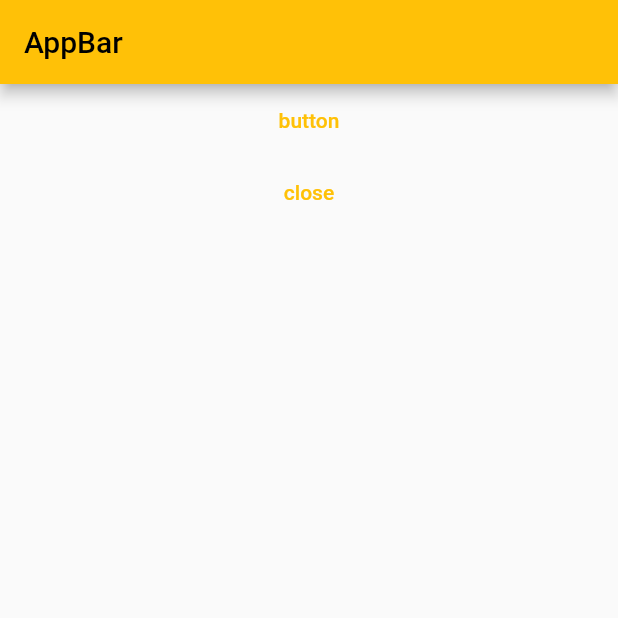
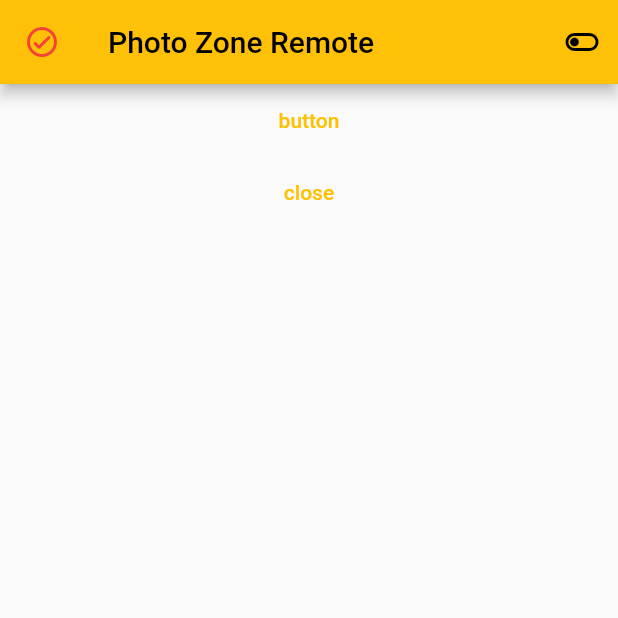
Before and after one commit to DrMelon99/photo_zone_system, a Flutter app: the screen it shows after launch, after a tap on "button", on a phone screen of 412 x 824 dp, the top half of it. Run offline on Flutter 3.47's test engine with Material 2 defaults, Android fonts, the light colour scheme and no system bars.

Commit message:
:sparkles: Update: Server Connect/Disconnect

```diff
--- a/lib/home.dart
+++ b/lib/home.dart
@@ -6,6 +6,7 @@ import 'package:flutter/src/widgets/framework.dart';
 import 'dart:io';
 
 var socket;
+bool connect_state = false;
 
 class Home extends StatefulWidget {
   const Home({Key? key}) : super(key: key);
@@ -18,29 +19,48 @@ class _HomeState extends State<Home> {
   @override
   Widget build(BuildContext context) {
     return Scaffold(
-      appBar: AppBar(title: Text("AppBar")),
+      appBar: AppBar(
+        leading: (connect_state == false)
+            ? Icon(
+                Icons.check_circle_outline_rounded,
+                color: Colors.red,
+              )
+            : Icon(
+                Icons.check_circle_outline_rounded,
+                color: Colors.green,
+              ),
+        title: Text("Photo Zone Remote"),
+        actions: [
+          IconButton(
+              onPressed: () async {
+                if (!connect_state) {
+                  socket = await Socket.connect('192.168.0.4', 8995);
+                  setState(() {
+                    socket.add(utf8.encode('smart-phone'));
+                    connect_state = true;
+                    show_snackbar("서버에 연결되었습니다.");
+                  });
+                } else {
+                  setState(() {
+                    socket.close();
+                    connect_state = false;
+                    show_snackbar("서버와 연결이 해제되었습니다.");
+                  });
+                }
+              },
+              icon: (connect_state == false)
+                  ? Icon(Icons.toggle_off_outlined)
+                  : Icon(Icons.toggle_on_outlined)),
+        ],
+      ),
       body: Container(
         child: Center(
             child: Column(
           children: [
+            TextButton(onPressed: () async {}, child: Text("button")),
             TextButton(
-                onPressed: () async {
-                  socket = await Socket.connect('192.168.0.4', 8995);
-                  print('connected');
-
-                  // listen to the received data event stream
-                  socket.listen((List<int> event) {
-                    print(utf8.decode(event));
-                  });
-
-                  // send hello
-                  socket.add(utf8.encode('hello'));
-                },
-                child: Text("button")),
-            TextButton(
-              onPressed: () async {
-                // .. and close the socket
-                socket.close();
+              onPressed: () {
+                setState(() {});
               },
               child: Text("close"),
             )
@@ -49,4 +69,15 @@ class _HomeState extends State<Home> {
       ),
     );
   }
+
+  void show_snackbar(String text) {
+    final snackBar = SnackBar(
+      content: Text(text),
+      action: SnackBarAction(
+        label: 'Ok',
+        onPressed: () {},
+      ),
+    );
+    ScaffoldMessenger.of(context).showSnackBar(snackBar);
+  }
 }
--- a/pubspec.yaml
+++ b/pubspec.yaml
@@ -59,6 +59,8 @@ flutter:
   uses-material-design: true
 
   # To add assets to your application, add an assets section, like this:
+  assets:
+    - images/
   # assets:
   #   - images/a_dot_burr.jpeg
   #   - images/a_dot_ham.jpeg
```
Also changed, not shown: images/couple_image.jpg (added), images/family_image.jpg (added), images/init_image.jpg (added), images/ocean_image.jpg (added), 17 other files.
